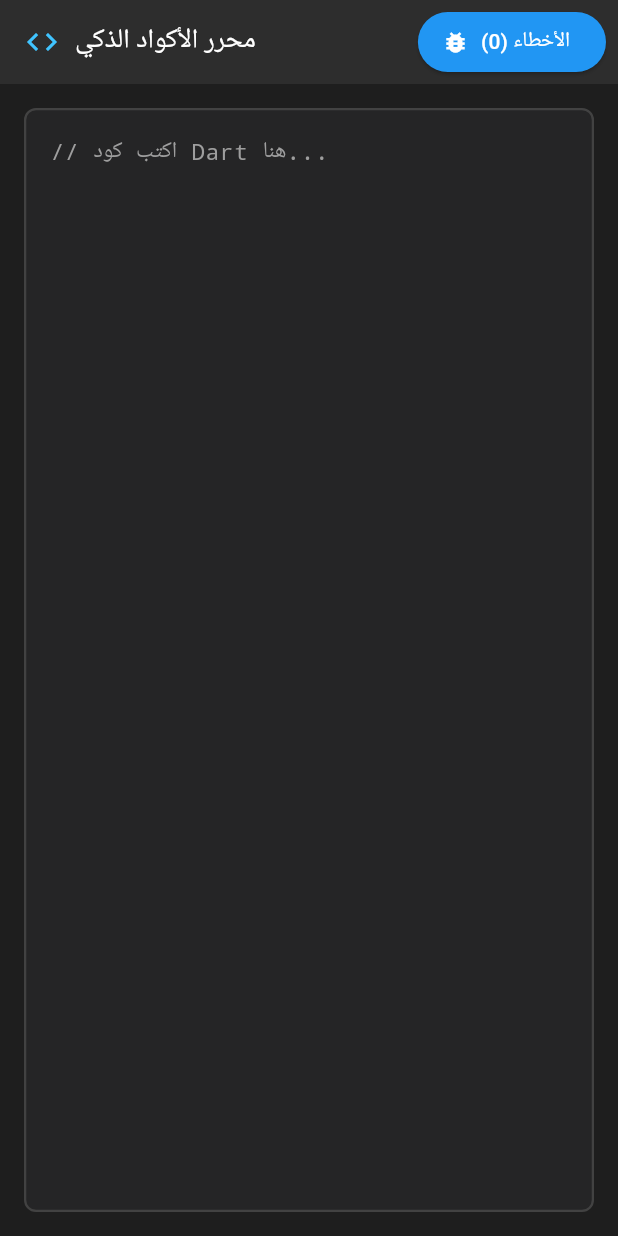
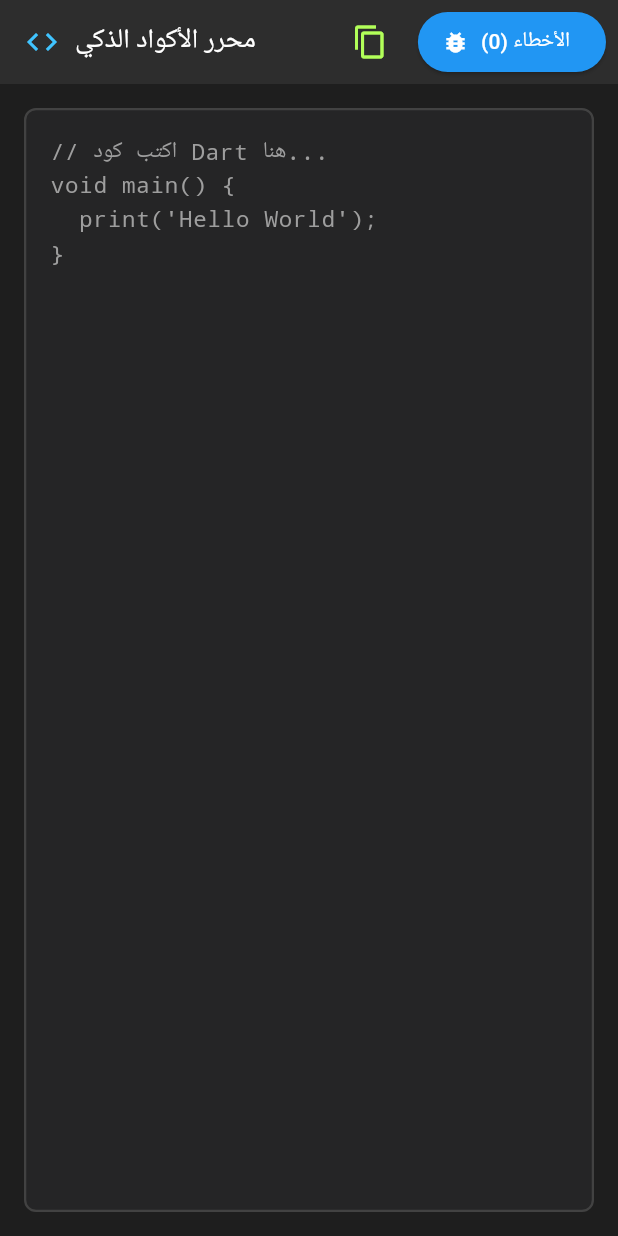
Before and after one commit to MazenMamar/Game-Test-for-Spy, a Flutter app: the screen it shows after launch, on a phone screen of 412 x 824 dp. Run offline on Flutter 3.47's test engine with Material 3 defaults, Android fonts, the phone set to English and light mode, and no system bars.

Commit message:
Implement code copy feature and refine comments
Added clipboard copy functionality and improved comments.

```diff
--- a/lib/pages_ui.dart
+++ b/lib/pages_ui.dart
@@ -1,5 +1,6 @@
 import 'dart:async';
 import 'package:flutter/material.dart';
+import 'package:flutter/services.dart'; // مهم عشان زر النسخ
 
 class PagesUiPage extends StatefulWidget {
   const PagesUiPage({super.key});
@@ -11,7 +12,6 @@ class PagesUiPage extends StatefulWidget {
 class _PagesUiPageState extends State<PagesUiPage> {
   final TextEditingController _codeController = TextEditingController();
 
-  // false = واجهة المحرر، true = واجهة الأخطاء والتقرير
   bool _isResultView = false;
   Timer? _debounce;
   List<String> errors = [];
@@ -24,7 +24,7 @@ class _PagesUiPageState extends State<PagesUiPage> {
     });
   }
 
-  // فحص مبدئي للأخطاء والمنطق
+  // فحص مبدئي للأخطاء
   void _checkCodeErrors(String code) {
     List<String> newErrors = [];
 
@@ -35,12 +35,24 @@ class _PagesUiPageState extends State<PagesUiPage> {
     }
 
     if (code.isNotEmpty && !code.contains('main') && code.length > 20) {
-      newErrors.add("تنبيه: يبدو أن الكود يخلو من الدالة الأساسية main().");
+      newErrors.add("تنبيه: الكود يخلو من الدالة الأساسية main().");
     }
 
     setState(() {
       errors = newErrors;
     });
+  }
+
+  // دالة نسخ الكود للحافظة
+  void _copyCodeToClipboard() {
+    Clipboard.setData(ClipboardData(text: _codeController.text));
+    ScaffoldMessenger.of(context).showSnackBar(
+      const SnackBar(
+        content: Text("تم نسخ الكود بنجاح! جاهز للتجربة الخارجية."),
+        backgroundColor: Colors.green,
+        duration: Duration(seconds: 2),
+      ),
+    );
   }
 
   @override
@@ -53,7 +65,7 @@ class _PagesUiPageState extends State<PagesUiPage> {
   @override
   Widget build(BuildContext context) {
     return Scaffold(
-      backgroundColor: const Color(0xFF1E1E1E), // لون خلفية احترافي يشبه VS Code
+      backgroundColor: const Color(0xFF1E1E1E), // ثيم VS Code الداكن
       appBar: AppBar(
         backgroundColor: const Color(0xFF2D2D2D),
         elevation: 0,
@@ -65,13 +77,20 @@ class _PagesUiPageState extends State<PagesUiPage> {
             ),
             const SizedBox(width: 10),
             Text(
-              _isResultView ? "تقرير الأخطاء والتحليل" : "محرر الأكواد الذكي",
+              _isResultView ? "تقرير الأخطاء" : "محرر الأكواد الذكي",
               style: const TextStyle(color: Colors.white, fontSize: 18),
             ),
           ],
         ),
         actions: [
-          // زر تبديل الواجهات بتصميم أنيق
+          // زر نسخ الكود
+          if (!_isResultView)
+            IconButton(
+              icon: const Icon(Icons.copy, color: Colors.lightGreenAccent),
+              tooltip: "نسخ الكود",
+              onPressed: _copyCodeToClipboard,
+            ),
+          // زر تبديل الواجهات
           Padding(
             padding: const EdgeInsets.symmetric(horizontal: 8.0, vertical: 8.0),
             child: ElevatedButton.icon(
@@ -99,7 +118,7 @@ class _PagesUiPageState extends State<PagesUiPage> {
     );
   }
 
-  // --- واجهة 1: محرر الأكواد الاحترافي ---
+  // --- واجهة محرر الأكواد بتصميم VS Code ---
   Widget _buildEditorView() {
     return Column(
       children: [
@@ -118,7 +137,7 @@ class _PagesUiPageState extends State<PagesUiPage> {
                 const SizedBox(width: 10),
                 Expanded(
                   child: Text(
-                    "تم رصد ${errors.length} تنبيه/خطأ. اضغط على زر الأخطاء بالأعلى للمراجعة.",
+                    "تم رصد ${errors.length} تنبيه/خطأ. راجع تبويب الأخطاء.",
                     style: const TextStyle(color: Colors.redAccent, fontWeight: FontWeight.bold),
                   ),
                 ),
@@ -143,10 +162,10 @@ class _PagesUiPageState extends State<PagesUiPage> {
               style: const TextStyle(
                 fontFamily: 'monospace',
                 fontSize: 15,
-                color: Color(0xFFD4D4D4), // لون نص دارت النموذجي
+                color: Color(0xFFD4D4D4), // لون الكود النموذجي
               ),
               decoration: const InputDecoration(
-                hintText: "// اكتب كود Dart هنا...",
+                hintText: "// اكتب كود Dart هنا...\nvoid main() {\n  print('Hello World');\n}",
                 hintStyle: TextStyle(color: Colors.grey),
                 border: InputBorder.none,
                 contentPadding: EdgeInsets.all(16),
@@ -158,7 +177,7 @@ class _PagesUiPageState extends State<PagesUiPage> {
     );
   }
 
-  // --- واجهة 2: شاشة عرض الأخطاء والتقارير الاحترافية ---
+  // --- واجهة عرض الأخطاء ---
   Widget _buildResultAndView() {
     return Column(
       crossAxisAlignment: CrossAxisAlignment.start,
@@ -169,11 +188,11 @@ class _PagesUiPageState extends State<PagesUiPage> {
         ),
         const SizedBox(height: 16),
         errors.isEmpty
-            ? Expanded(
+            ? const Expanded(
                 child: Center(
                   child: Column(
                     mainAxisAlignment: MainAxisAlignment.center,
-                    children: const [
+                    children: [
                       Icon(Icons.check_circle_outline, color: Colors.greenAccent, size: 64),
                       SizedBox(height: 16),
                       Text(
```
